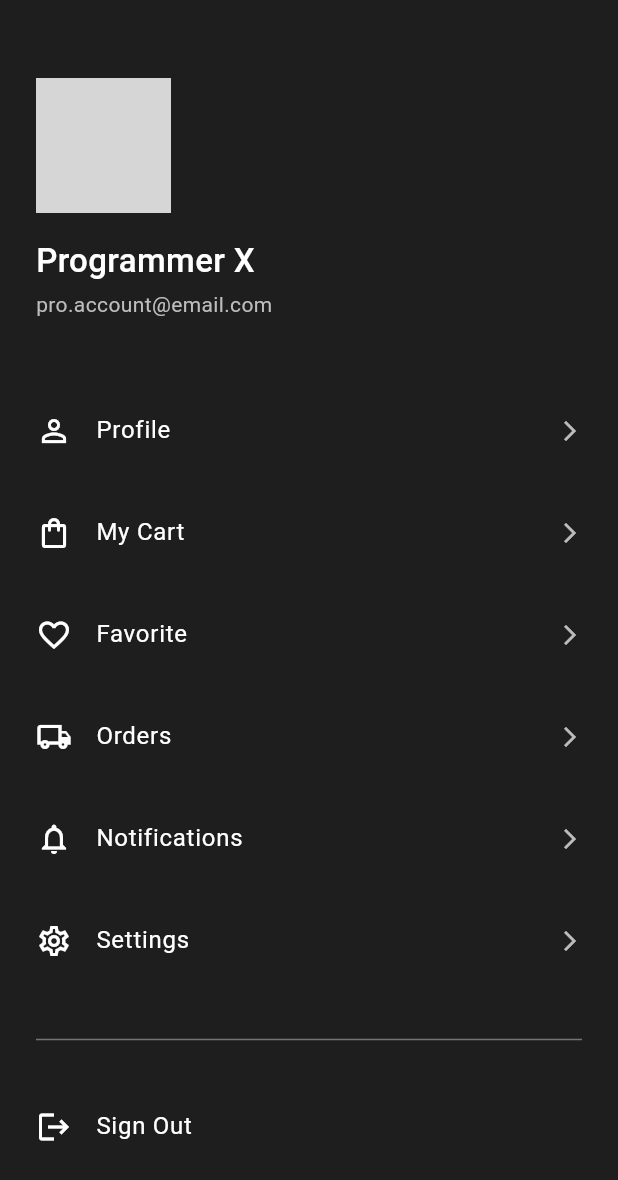
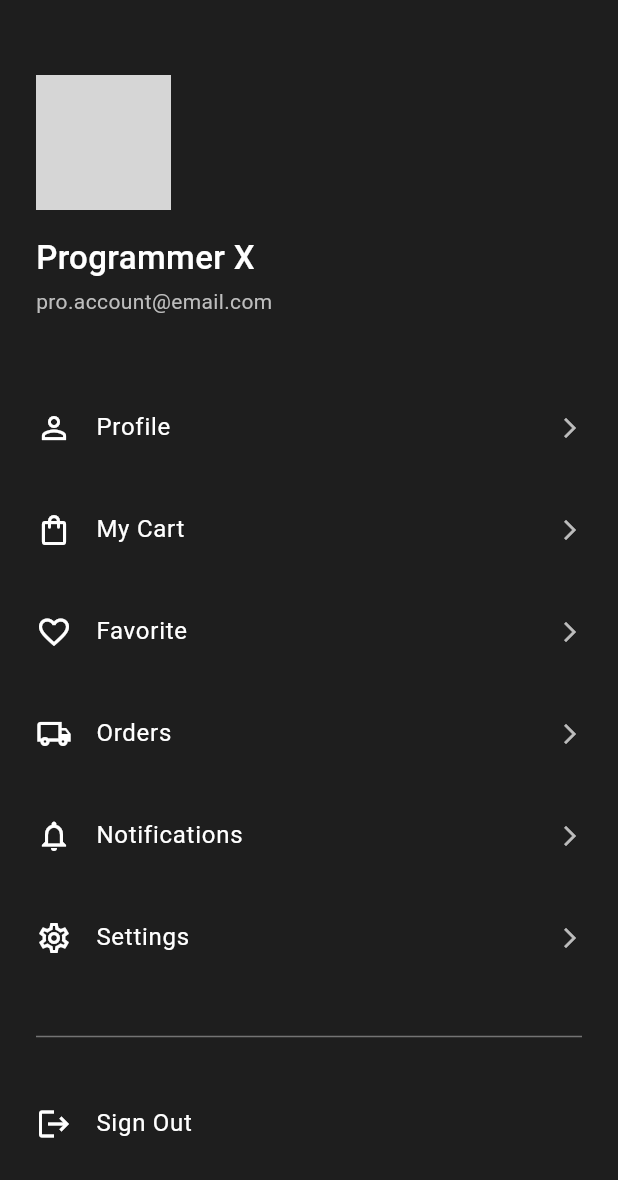
Before and after one commit to NadyAlwazah/flutter-task09-team-clean-architecture-app-beg, a Flutter app: the SideMenuView screen opened by its route, on a phone screen of 412 x 824 dp. Shown: the top 1180 px of the screen. Run offline on Flutter 3.47's test engine with Material 3 defaults, Android fonts, the phone set to English and light mode, and no system bars; our stand-ins replace bloc, cached_network_image, dotted_line, flutter_bloc, flutter_screenutil, flutter_slidable and 4 more; accounts and stored records are empty; network calls fail; grey boxes are pictures that could not be loaded.

Commit message:
refactor: apply minor UI adjustments across multiple screens

```diff
--- a/lib/features/favourite/presentation/views/favourite_view_body.dart
+++ b/lib/features/favourite/presentation/views/favourite_view_body.dart
@@ -1,6 +1,6 @@
 import 'package:flutter/material.dart';
 import 'package:flutter_task09_team_clean_architecture_app_beg/core/widgets/favorite_provider.dart';
-import 'package:flutter_task09_team_clean_architecture_app_beg/features/favourite/presentation/widgets/product_card_favourite.dart';
+import 'package:flutter_task09_team_clean_architecture_app_beg/features/favourite/presentation/views/widgets/product_card_favourite.dart';
 import 'package:provider/provider.dart';
 
 class FavouriteViewBody extends StatelessWidget {
--- a/lib/features/notifications/presentation/views/notifications_view.dart
+++ b/lib/features/notifications/presentation/views/notifications_view.dart
@@ -1,8 +1,8 @@
 //
 import 'package:flutter/widgets.dart';
 import 'package:flutter_bloc/flutter_bloc.dart';
-import 'package:flutter_task09_team_clean_architecture_app_beg/features/notifications/managers/notifications_cubit.dart';
-import 'package:flutter_task09_team_clean_architecture_app_beg/features/notifications/presentation/views/notifications-view_body.dart';
+import 'package:flutter_task09_team_clean_architecture_app_beg/features/notifications/data/managers/notifications_cubit.dart';
+import 'package:flutter_task09_team_clean_architecture_app_beg/features/notifications/presentation/views/widgets/notifications-view_body.dart';
 
 class NotificationsView extends StatelessWidget {
   const NotificationsView({super.key, required this.onBackToHome});
--- a/lib/features/notifications/presentation/widgets/notification_item.dart
+++ b/lib/features/notifications/presentation/views/widgets/notification_item.dart
@@ -3,7 +3,7 @@ import 'package:flutter_screenutil/flutter_screenutil.dart';
 import 'package:flutter_task09_team_clean_architecture_app_beg/core/utils/app_colors.dart';
 import 'package:flutter_task09_team_clean_architecture_app_beg/core/utils/assets.dart';
 import 'package:flutter_task09_team_clean_architecture_app_beg/core/utils/styles.dart';
-import '../../data/models/notifications_model.dart';
+import '../../../data/models/notifications_model.dart';
 
 class NotificationItem extends StatelessWidget {
   final NotificationModel notification;
--- a/lib/features/notifications/presentation/widgets/notification_list.dart
+++ b/lib/features/notifications/presentation/views/widgets/notification_list.dart
@@ -1,5 +1,5 @@
 import 'package:flutter/material.dart';
-import '../../data/models/notifications_model.dart';
+import '../../../data/models/notifications_model.dart';
 import 'notification_item.dart';
 
 class NotificationList extends StatelessWidget {
--- a/lib/features/notifications/presentation/views/notifications-view_body.dart
+++ b/lib/features/notifications/presentation/views/widgets/notifications-view_body.dart
@@ -5,9 +5,9 @@ import 'package:flutter_svg/svg.dart';
 import 'package:flutter_task09_team_clean_architecture_app_beg/core/utils/app_colors.dart';
 import 'package:flutter_task09_team_clean_architecture_app_beg/core/utils/assets.dart';
 import 'package:flutter_task09_team_clean_architecture_app_beg/core/utils/styles.dart';
-import 'package:flutter_task09_team_clean_architecture_app_beg/features/notifications/managers/notifications_cubit.dart';
-import 'package:flutter_task09_team_clean_architecture_app_beg/features/notifications/managers/notifications_state.dart';
-import 'package:flutter_task09_team_clean_architecture_app_beg/features/notifications/presentation/widgets/notification_list.dart';
+import 'package:flutter_task09_team_clean_architecture_app_beg/features/notifications/data/managers/notifications_cubit.dart';
+import 'package:flutter_task09_team_clean_architecture_app_beg/features/notifications/data/managers/notifications_state.dart';
+import 'package:flutter_task09_team_clean_architecture_app_beg/features/notifications/presentation/views/widgets/notification_list.dart';
 
 class NotificationsBody extends StatelessWidget {
   const NotificationsBody({super.key, required this.onBackToHome});
--- a/lib/features/on_boarding/presentation/views/on_boarding_view.dart
+++ b/lib/features/on_boarding/presentation/views/on_boarding_view.dart
@@ -1,7 +1,7 @@
 import 'package:flutter/material.dart';
 import 'package:flutter_bloc/flutter_bloc.dart';
 import 'package:flutter_task09_team_clean_architecture_app_beg/core/app/routes.dart';
-import 'package:flutter_task09_team_clean_architecture_app_beg/features/on_boarding/presentation/widgets/onboard_page_content.dart';
+import 'package:flutter_task09_team_clean_architecture_app_beg/features/on_boarding/presentation/views/widgets/onboard_page_content.dart';
 import 'package:go_router/go_router.dart';
 import 'package:flutter_screenutil/flutter_screenutil.dart';
 
--- a/lib/features/profile/presentation/widgets/custom_profile_field.dart
+++ b/lib/features/profile/presentation/views/widgets/custom_profile_field.dart
@@ -1,5 +1,4 @@
 import 'package:flutter/material.dart';
-import 'package:flutter_task09_team_clean_architecture_app_beg/core/utils/app_colors.dart';
 import 'package:flutter_task09_team_clean_architecture_app_beg/core/utils/styles.dart';
 
 class CustomProfileField extends StatelessWidget {
--- a/lib/features/side_menu/presentation/views/side_menu_view.dart
+++ b/lib/features/side_menu/presentation/views/side_menu_view.dart
@@ -21,7 +21,7 @@ class SideMenuView extends StatelessWidget {
 
     return Scaffold(
       backgroundColor: const Color(0xFF1E1E1E),
-      body: SafeArea(child: SideMenuViewBody(user: dummyUser)),
+      body: SideMenuViewBody(user: dummyUser),
     );
   }
 }
--- a/lib/features/side_menu/presentation/views/widgets/side_menu_view_body.dart
+++ b/lib/features/side_menu/presentation/views/widgets/side_menu_view_body.dart
@@ -9,7 +9,7 @@ class SideMenuViewBody extends StatelessWidget {
   @override
   Widget build(BuildContext context) {
     return Padding(
-      padding: const EdgeInsets.symmetric(horizontal: 24.0, vertical: 32.0),
+      padding: const EdgeInsets.symmetric(horizontal: 24.0, vertical: 30.0),
       child: Column(
         crossAxisAlignment: CrossAxisAlignment.start,
         children: [
```
Also changed, not shown: lib/features/profile/presentation/views/profile_view.dart (+12 -21 lines), lib/features/favourite/presentation/views/widgets/product_card_favourite.dart (renamed from lib/features/favourite/presentation/widgets/product_card_favourite.dart), lib/features/notifications/data/managers/notifications_cubit.dart (renamed from lib/features/notifications/managers/notifications_cubit.dart), lib/features/notifications/data/managers/notifications_state.dart (renamed from lib/features/notifications/managers/notifications_state.dart), lib/features/on_boarding/presentation/views/widgets/dot_indicator.dart (renamed from lib/features/on_boarding/presentation/widgets/dot_indicator.dart), lib/features/on_boarding/presentation/views/widgets/onboard_page_content.dart (renamed from lib/features/on_boarding/presentation/widgets/onboard_page_content.dart), pubspec.lock.
